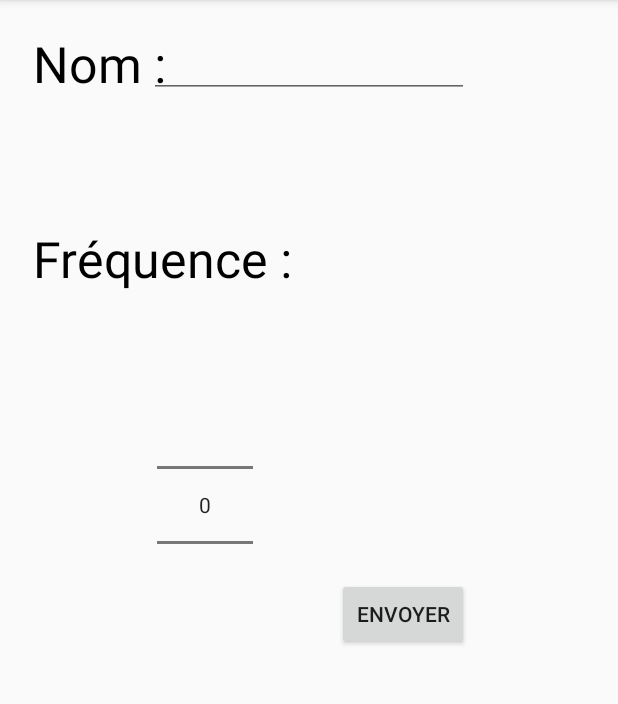
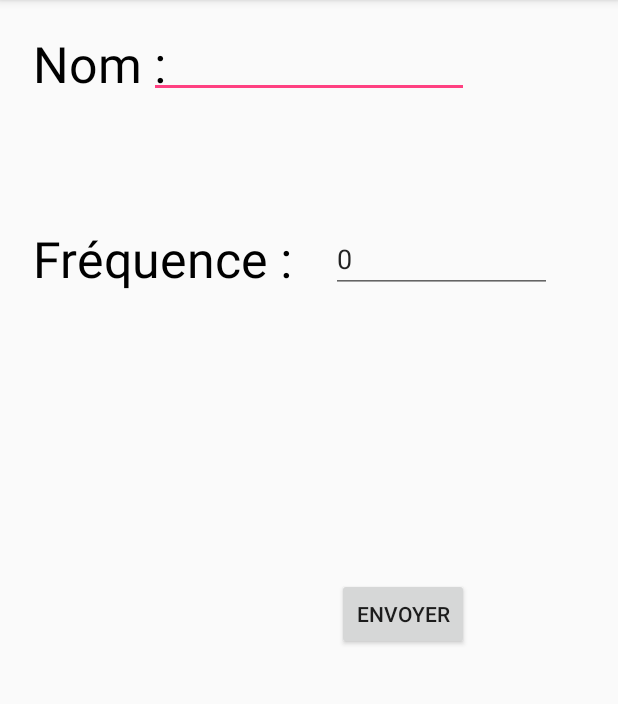
Before and after one commit to progmobile/PerfHealth, an Android app: the UpdateModuleActivituy screen opened directly, with no data from a screen before it, on a phone screen of 412 x 824 dp, the part 84-788 px from its top. Run offline under Robolectric (Android 15) with nearby library versions, the phone set to English and light mode, and no system bars; our stand-ins replace Firebase (no records; nobody signed in at launch, a user with empty details on screens opened directly).

Commit message:
v2.2 benjamin

```diff
--- a/app/src/main/java/com/example/quentindoucet/perfhealth/vue/UpdateModuleActivituy.java
+++ b/app/src/main/java/com/example/quentindoucet/perfhealth/vue/UpdateModuleActivituy.java
@@ -6,7 +6,6 @@ import android.support.v7.app.AppCompatActivity;
 import android.view.View;
 import android.widget.Button;
 import android.widget.EditText;
-import android.widget.NumberPicker;
 
 import com.example.quentindoucet.perfhealth.R;
 import com.example.quentindoucet.perfhealth.controleur.Nouveau_ModuleManager;
@@ -24,33 +23,30 @@ public class UpdateModuleActivituy extends AppCompatActivity{
     private int frequence_update;
     private String nom_update;
     private int position_update;
+    private EditText eN;
 
     @Override
     protected void onCreate(@Nullable Bundle savedInstanceState) {
         super.onCreate(savedInstanceState);
         setContentView(R.layout.activity_nouveau_module);
         eT = findViewById(R.id.nommodule);
+        eN = findViewById(R.id.editNumber);
         nouveau_moduleManager = new Nouveau_ModuleManager();
-        final NumberPicker numberPicker = (NumberPicker) findViewById(R.id.numberPicker);
         frequence_update = getIntent().getIntExtra("frequence", 0);
         nom_update = getIntent().getStringExtra("nom");
         position_update = getIntent().getIntExtra("position", 0);
-        numberPicker.setValue(frequence_update);
+        eN.setText(""+frequence_update);
         eT.setText(nom_update);
 
 
         Button envoye = (Button) findViewById(R.id.Envoyer);
-        numberPicker.setOnValueChangedListener(new NumberPicker.OnValueChangeListener() {
-            @Override
-            public void onValueChange(NumberPicker picker, int oldVal, int newVal) {
-                frequence = newVal;
-            }
-        });
+
+
 
         envoye.setOnClickListener(new View.OnClickListener() {
             @Override
             public void onClick(View v) {
-                nouveau_moduleManager.updateNouveau_module(position_update, new Nouveau_module(frequence, eT.getText().toString()));
+                nouveau_moduleManager.updateNouveau_module(position_update, new Nouveau_module(Integer.parseInt(eN.getText().toString()), eT.getText().toString()));
                 UpdateModuleActivituy.this.finish();
             }
         });
--- a/app/src/main/res/layout/activity_nouveau_module.xml
+++ b/app/src/main/res/layout/activity_nouveau_module.xml
@@ -35,15 +35,6 @@
             android:textColor="#000000"
             android:textSize="50px" />
 
-        <NumberPicker
-            android:id="@+id/numberPicker"
-            android:layout_width="wrap_content"
-            android:layout_height="wrap_content"
-            android:layout_alignEnd="@+id/textView2"
-            android:layout_below="@+id/textView2"
-            android:layout_marginEnd="34dp"
-            android:layout_marginTop="52dp" />
-
         <Button
             android:id="@+id/Envoyer"
             android:layout_width="wrap_content"
@@ -63,5 +54,15 @@
             android:ems="10"
             android:inputType="textPersonName" />
 
+        <EditText
+            android:id="@+id/editNumber"
+            android:layout_width="wrap_content"
+            android:layout_height="wrap_content"
+            android:layout_alignTop="@+id/textView2"
+            android:layout_marginStart="18dp"
+            android:layout_toEndOf="@+id/textView2"
+            android:ems="10"
+            android:inputType="number" />
+
     </RelativeLayout>
 </android.support.constraint.ConstraintLayout>
```
Also changed, not shown: app/src/main/java/com/example/quentindoucet/perfhealth/vue/Nouveau_ModuleActivity.java (+5 -9 lines), app/src/main/res/layout/activity_modules.xml (+4 -3 lines), 289 other files.
